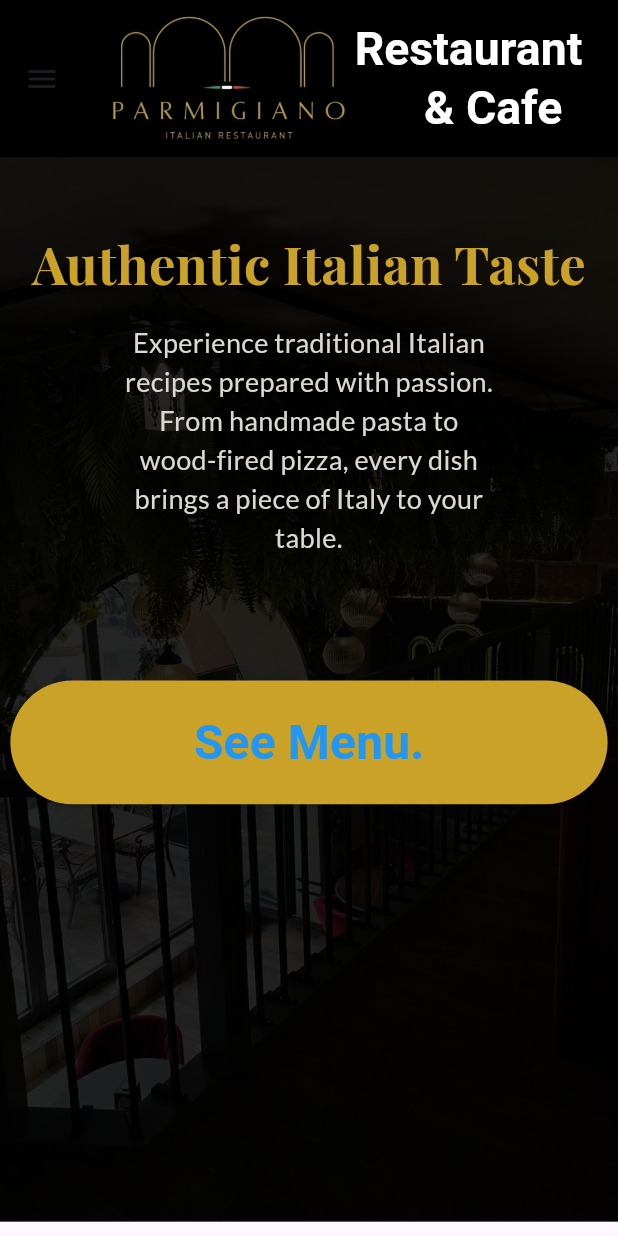
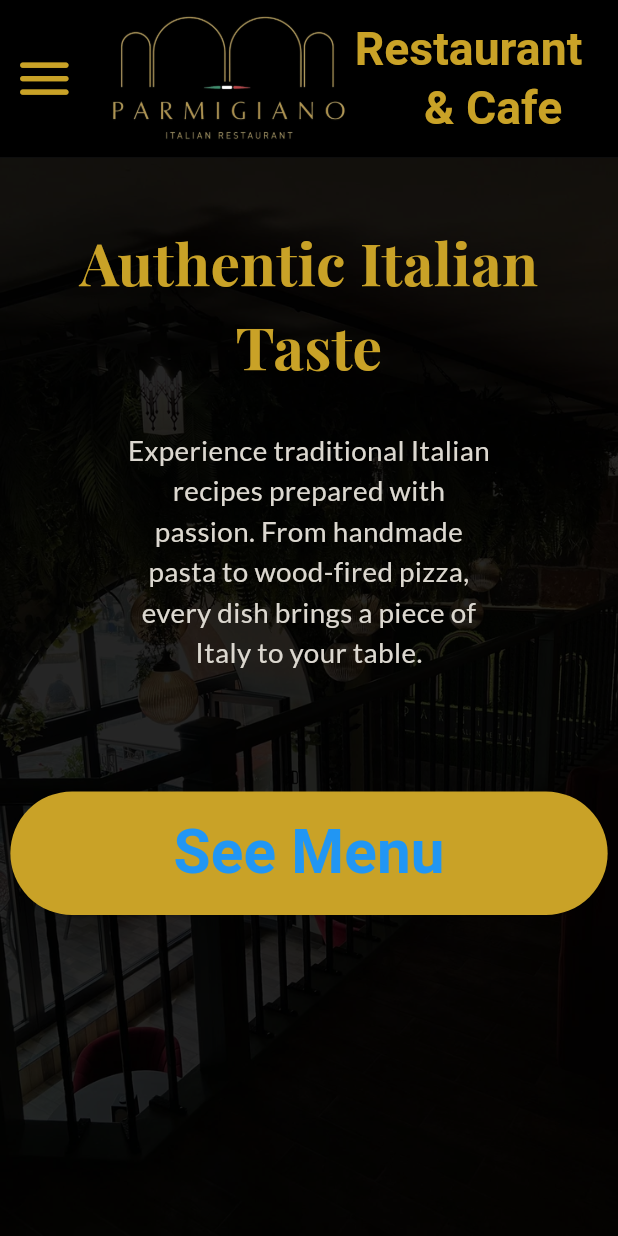
Before and after one commit to albertkrdoyan/parmigiano-menu, a Flutter app: the screen it shows after launch, on a phone screen of 412 x 824 dp. Run offline on Flutter 3.47's test engine with Material 3 defaults, Android fonts, the phone set to English and light mode, and no system bars; our stand-ins replace google_fonts.

Commit message:
17.02.2026 10:50

```diff
--- a/lib/Pages/ResponsivePages/Desktop/DesktopMainPage.dart
+++ b/lib/Pages/ResponsivePages/Desktop/DesktopMainPage.dart
@@ -14,7 +14,7 @@ class DesktopMainPage extends StatefulWidget{
 class _StateDesktopMainPage extends State<DesktopMainPage>{
   @override
   Widget build(BuildContext context) {
-    final _size = MediaQuery.of(context).size;
+    final size = MediaQuery.of(context).size;
 
     return Scaffold(
       appBar: AppBar(
@@ -85,7 +85,7 @@ class _StateDesktopMainPage extends State<DesktopMainPage>{
           ]
           else...[
             DesktopHomePage(
-              size: _size,
+              size: size,
               refresh: () => setState(() {
                 currentPageIndex = 1;
               }),
--- a/lib/Pages/ResponsivePages/Mobile/MobileHomePage.dart
+++ b/lib/Pages/ResponsivePages/Mobile/MobileHomePage.dart
@@ -15,60 +15,96 @@ class MobileHomePage extends StatefulWidget {
 class _MobileHomePageState extends State<MobileHomePage> {
   @override
   Widget build(BuildContext context) {
+    double interval = widget.size.height * 0.05;
+    double width = widget.size.width, height = widget.size.height;
+
     return SingleChildScrollView(
       scrollDirection: Axis.vertical,
       child: ConstrainedBox(
-        constraints: BoxConstraints(maxHeight: widget.size.height - appBarHeight, maxWidth: widget.size.width),
+        constraints: BoxConstraints(maxHeight: height, maxWidth: width),
         child: Center(
-          child: AnimatedContainer(
-            duration: const Duration(milliseconds: 500),
           child: Column(
             mainAxisAlignment: MainAxisAlignment.start,
             children: [
-                SizedBox(height: 45,),
-                Text(
+              SizedBox(height: height * 0.05,),
+              TweenAnimationBuilder(
+                tween: Tween(begin: 0, end: interval),
+                duration: const Duration(milliseconds: 500),
+                builder: (context, value, child) {
+                  return Padding(
+                    padding: EdgeInsetsGeometry.only(top: interval - value),
+                    child: Opacity(
+                      opacity: value / interval,
+                      child: child,
+                    ),
+                  );
+                },
+                child: SizedBox(
+                  width: width * 0.9,
+                  child: Text(
                     mainPageTitleText,
                     style: GoogleFonts.playfairDisplay(
-                      fontSize: 35,
+                        fontSize: width * 0.095,
                         fontWeight: FontWeight.w700,
                         color: parmigianoGoldColor
                     ),
                     textAlign: TextAlign.center,
                   ),
-                SizedBox(height: 15,),
-                Padding(
-                  padding: EdgeInsets.symmetric(horizontal: widget.size.width * 0.2),
+                ),
+              ),
+              SizedBox(height: height * 0.035,),
+              TweenAnimationBuilder(
+                tween: Tween(begin: 0, end: interval),
+                duration: const Duration(milliseconds: 500),
+                builder: (context, value, child) {
+                  return Opacity(
+                    opacity: value / interval,
+                    child: child,
+                  );
+                },
+                child: SizedBox(
+                  width: width * 0.6,
                   child: Text(
                       mainPageInfoText,
                       style: GoogleFonts.lato(
-                          fontSize: 18,
+                          fontSize: width * 0.045,
                           fontWeight: FontWeight.w400,
                           color: Color(0xFFDCD8D0)
                       ),
                       textAlign: TextAlign.center
                   ),
                 ),
-                SizedBox(height: widget.size.height * 0.1,),
-                ElevatedButton(
+              ),
+              SizedBox(height: height * 0.095,),
+              TweenAnimationBuilder(
+                tween: Tween(begin: 0, end: interval),
+                duration: const Duration(milliseconds: 500),
+                builder: (context, value, child) {
+                  return Opacity(
+                    opacity: value / interval,
+                    child: child,
+                  );
+                },
+                child: ElevatedButton(
                   onPressed: widget.refresh,
                   style: ButtonStyle(
                     backgroundColor: WidgetStateProperty.all(parmigianoGoldColor),
                   ),
                   child: SizedBox(
-                    width: widget.size.width * 0.85,
-                    height: widget.size.height * 0.1,
+                    width: width * 0.85,
+                    height: height * 0.1,
                     child: Center(
                       child: HoverableText(
-                        text: "See Menu.",
+                        text: "See Menu",
                         isActive: true,
-                        size: 32,
+                        size: width * 0.0975,
                         noAnimation: true,
                       )
                     ),
                   )
+                ),
               )
             ],
-            ),
           ),
         ),
       ),
--- a/lib/Pages/ResponsivePages/Mobile/MobileMainPage.dart
+++ b/lib/Pages/ResponsivePages/Mobile/MobileMainPage.dart
@@ -20,6 +20,12 @@ class _MobileMainPageState extends State<MobileMainPage> {
       appBar: AppBar(
         toolbarHeight: appBarHeight * size.width / 450,
         backgroundColor: Colors.black,
+        leading: Builder(
+          builder: (context) => IconButton(
+            icon: Icon(Icons.menu_rounded, color: parmigianoGoldColor, size: appBarHeight * 0.375,),
+            onPressed: () => Scaffold.of(context).openDrawer(),
+          ),
+        ),
         title: Row(
           mainAxisAlignment: MainAxisAlignment.center,
           mainAxisSize: MainAxisSize.max,
@@ -41,7 +47,7 @@ class _MobileMainPageState extends State<MobileMainPage> {
                 style: TextStyle(
                   fontSize: size.width * 0.075,
                   fontWeight: FontWeight.w600,
-                  color: Colors.white,
+                  color: parmigianoGoldColor,
                 ),
               ),
             ),
@@ -49,6 +55,7 @@ class _MobileMainPageState extends State<MobileMainPage> {
         ),
       ),
       drawer: Drawer(
+
         width: size.width * 0.8,
         backgroundColor: Colors.black,
         child: SingleChildScrollView(
--- a/lib/Pages/ResponsivePages/Mobile/MobileMenuPage.dart
+++ b/lib/Pages/ResponsivePages/Mobile/MobileMenuPage.dart
@@ -10,6 +10,8 @@ class MobileMenuPage extends StatefulWidget {
 class _MobileMenuPageState extends State<MobileMenuPage> {
   @override
   Widget build(BuildContext context) {
-    return Scaffold();
+    return const Center(
+      child: Text("Menu Page"),
+    );
   }
 }
```
Also changed, not shown: lib/Pages/ResponsivePages/Desktop/DesktopHomePage.dart (+55 -16 lines). Lines whose indentation alone changed are shown as unchanged.
